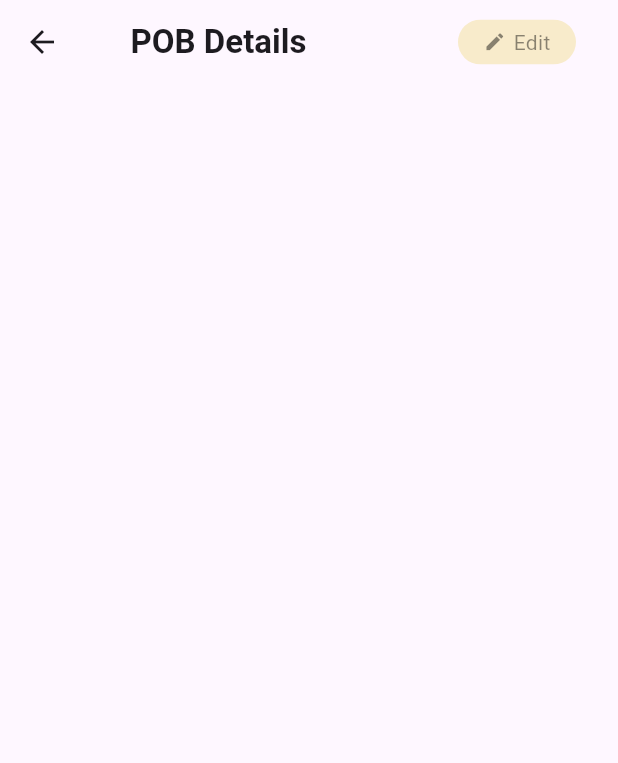
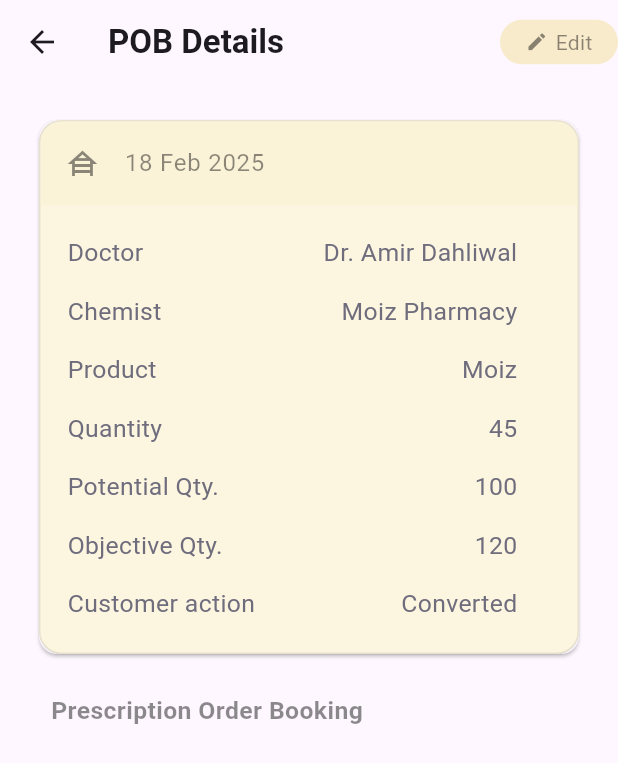
Before and after one commit to amanpal8sss/flutter_, a Flutter app: the PobPage screen opened by its route, on a phone screen of 412 x 824 dp. Shown: the top 763 px of the screen. Run offline on Flutter 3.47's test engine with Material 3 defaults, Android fonts, the phone set to English and light mode, and no system bars.

Commit message:
pobdetail-page

```diff
--- /dev/null
+++ b/lib/models/key_value_pair.dart
@@ -0,0 +1,9 @@
+class KeyValuePair {
+  final String key;
+  final String value;
+
+  KeyValuePair({
+    required this.key,
+    required this.value,
+  });
+}
--- a/lib/screens/pob/pob_page/pob_page.dart
+++ b/lib/screens/pob/pob_page/pob_page.dart
@@ -1,7 +1,9 @@
 import 'package:flutter/material.dart';
+import 'package:pob_ui/models/key_value_pair.dart';
 import 'package:pob_ui/widgets/app_bar_custom_button.dart';
 import 'package:pob_ui/widgets/app_scaffold.dart';
 import 'package:pob_ui/widgets/custom_app_bar.dart';
+import 'package:pob_ui/widgets/custom_app_card.dart';
 
 class PobPage extends StatelessWidget {
   const PobPage({super.key});
@@ -13,17 +15,49 @@
         pageTitle: 'POB Details',
         actions: [
           Padding(
-            padding: const EdgeInsets.only(right: 28.0),
+            padding: const EdgeInsets.only(left: 5.0),
             child: AppBarActionButton(
               labelText: 'Edit',
               icon: Icons.edit,
-              onPressed: (){
+              onPressed: () {
                 print('write navigate function');
               },
             ),
           )
         ],
       ),
+      body: Padding(
+        padding:
+            const EdgeInsets.symmetric(horizontal: 22.0).copyWith(top: 20.0),
+        child: SingleChildScrollView(
+          child: Column(
+            crossAxisAlignment: CrossAxisAlignment.start,
+            children: [
+              CustomAppCard(
+                  headerIcon: Icons.house_siding,
+                  headerLabel: '18 Feb 2025',
+                  content: [
+                    KeyValuePair(key: 'Doctor', value: 'Dr. Amir Dahliwal'),
+                    KeyValuePair(key: 'Chemist', value: 'Moiz Pharmacy'),
+                    KeyValuePair(key: 'Product', value: 'Moiz'),
+                    KeyValuePair(key: 'Quantity', value: '45'),
+                    KeyValuePair(key: 'Potential Qty.', value: '100'),
+                    KeyValuePair(key: 'Objective Qty.', value: '120'),
+                    KeyValuePair(key: 'Customer action', value: 'Converted'),
+                  ]),
+                   Padding(padding: const EdgeInsets.symmetric(vertical: 22.0).copyWith(left: 12.0),
+                   child: Text('Prescription Order Booking',
+                   style: TextStyle(
+                    fontSize: 16.5,
+                    fontWeight: FontWeight.bold,
+                    color: Colors.black45,
+                   ),)                  ,
+                   ),
+            ],
+
+          ),
+        ),
+      ),
     );
   }
 }
--- a/lib/widgets/custom_app_bar.dart
+++ b/lib/widgets/custom_app_bar.dart
@@ -14,7 +14,7 @@
     return AppBar(
       surfaceTintColor: const Color(0xFFF7DA93),
       title: Padding(
-        padding: EdgeInsets.only(left: 15.0),
+        padding: EdgeInsets.only(right: 28.0),
         child: Text(
           pageTitle,
           style: const TextStyle(
--- /dev/null
+++ b/lib/widgets/custom_app_card.dart
@@ -0,0 +1,100 @@
+import 'package:flutter/material.dart';
+import 'package:pob_ui/models/key_value_pair.dart';
+
+const cardBorderRadius = BorderRadius.all(Radius.circular(15.0));
+const borderRadius = Radius.circular(15.0);
+
+class CustomAppCard extends StatelessWidget {
+  final IconData headerIcon;
+  final String headerLabel;
+  final List<KeyValuePair> content;
+
+  const CustomAppCard({
+    super.key,
+    required this.headerIcon,
+    required this.headerLabel,
+    required this.content,
+  });
+
+  @override
+  Widget build(BuildContext context) {
+    return Card(
+      child: Material(
+        elevation: 0.1,
+        borderRadius: cardBorderRadius,
+        child: Container(
+          decoration: BoxDecoration(
+            color: const Color(0xFFFCF5DF),
+            borderRadius: cardBorderRadius,
+            border: Border.all(color: Colors.black26.withValues(alpha: 0.08)),
+          ),
+          child: Column(
+            children: [
+              ClipRRect(
+                borderRadius: const BorderRadius.only(
+                  topLeft: borderRadius,
+                  topRight: borderRadius,
+                ),
+                child: ColoredBox(
+                  color: const Color(0xFFFBF3D8),
+                  child: ListTile(
+                    leading: Icon(
+                      headerIcon,
+                      color: Colors.black45,
+                    ),
+                    title: Text(
+                      headerLabel,
+                      style: TextStyle(
+                        color: Colors.black45,
+                      ),
+                    ),
+                  ),
+                ),
+              ),
+              Padding(
+                padding: const EdgeInsets.only(
+                  top: 20.0,
+                  bottom: 5.0,
+                  left: 18.0,
+                  right: 40.0,
+                ),
+                child: Column(
+                  children: [
+                    for (var i = 0; i < content.length; i++)
+                      Padding(
+                        padding: const EdgeInsets.only(bottom: 15.0),
+                      child: Row(
+                         crossAxisAlignment: i == 0 ? CrossAxisAlignment.start : CrossAxisAlignment.end,
+                         mainAxisAlignment: MainAxisAlignment.spaceBetween,
+                        children: [
+                         Flexible(child: Padding(padding: const EdgeInsets.only(right: 5.0),
+                         child: Text(
+                          content[i].key,
+                          style: TextStyle(
+                            fontSize: 16.5,
+                            color: const Color(0xFF6F6D7D),
+                          ),
+                         ),
+                         )
+                         ),
+                         Flexible(child: Text(
+                          content[i].value,
+                          style: TextStyle(
+                            fontSize: 16.5,
+                            color: const Color(0xFF6F6D7D),
+                          ),
+                          textAlign: TextAlign.end,
+                         ))
+                        ],
+                      ),
+                      )
+                  ],
+                ),
+              )
+            ],
+          ),
+        ),
+      ),
+    );
+  }
+}
--- a/lib/widgets/custom_form_text_field.dart
+++ b/lib/widgets/custom_form_text_field.dart
@@ -17,7 +17,7 @@
           Expanded(
             child: TextField(
               decoration: InputDecoration(
-                hintText: "Doctor or Chemist",
+                hintText: "Doctor name",
                 border: InputBorder.none,
               ),
             ),
```
